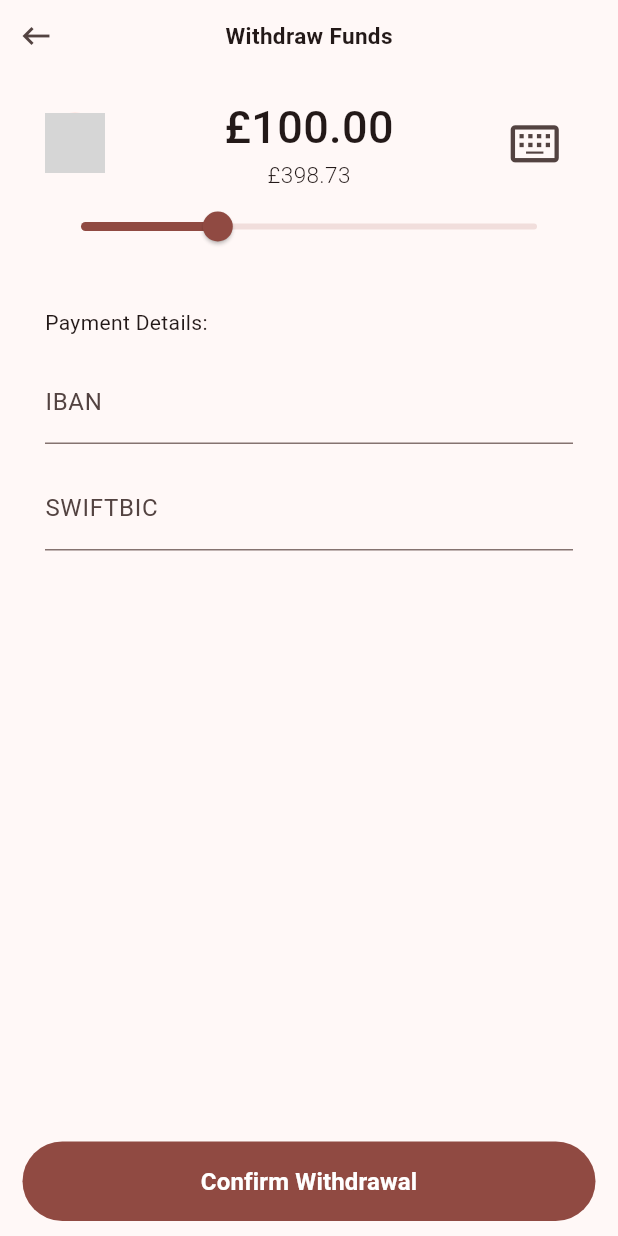
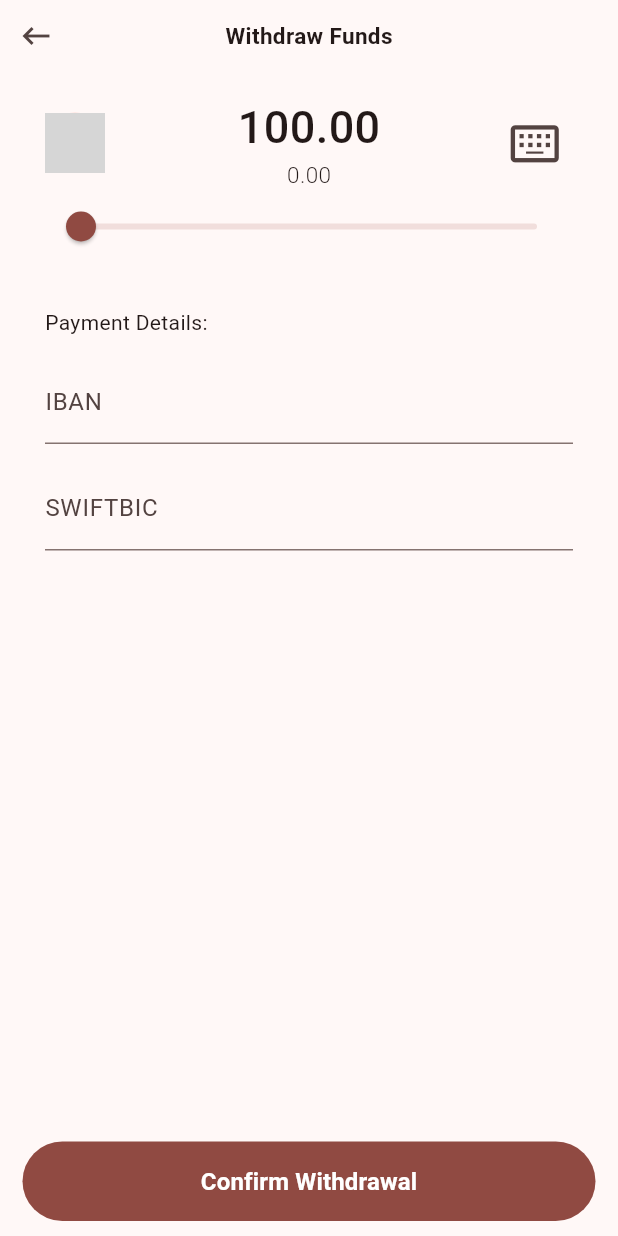
Before and after one commit to RoyalScribblz/xchange, a Flutter app: the CurrencyTile widget shown alone on an empty page, opened directly with empty values, after a tap on "0.00", after a tap on the "upload" icon, on a phone screen of 412 x 824 dp. Run offline on Flutter 3.47's test engine with Material 3 defaults, Android fonts, the phone set to English and light mode, and no system bars; our stand-ins replace flutter_bloc; missing offline and left inert: auth0_flutter; generated files the repository leaves out were written again; network calls fail; Roboto replaces fonts that are missing (HelveticaNeueInterface); grey boxes are pictures that could not be loaded.

Commit message:
withdraw and exchange keyboard

```diff
--- a/lib/presentation/pages/deposit_page/deposit_page.dart
+++ b/lib/presentation/pages/deposit_page/deposit_page.dart
@@ -138,7 +138,7 @@ class DepositPage extends StatelessWidget {
                             MaterialPageRoute(
                               builder: (_) => SuccessPage(
                                 mainText: "Deposit Successful",
-                                subText: "£${account.currency.symbol}${depositCubit.state.amount.toStringAsFixed(2)} ${account.currency.currencyCode}",
+                                subText: "${account.currency.symbol}${depositCubit.state.amount.toStringAsFixed(2)} ${account.currency.currencyCode}",
                               ),
                             ),
                           );
--- a/lib/presentation/pages/home_page/home_page.dart
+++ b/lib/presentation/pages/home_page/home_page.dart
@@ -9,7 +9,9 @@ import "../../../fonts.dart";
 import "../../controllers/accounts_cubit.dart";
 import "../../controllers/currencies_cubit.dart";
 import "../../controllers/deposit_cubit.dart";
+import "../../controllers/exchange_cubit.dart";
 import "../../controllers/user_cubit.dart";
+import "../../controllers/withdraw_cubit.dart";
 import "../common/spaced_column.dart";
 import "../deposit_page/deposit_page.dart";
 import "../exchange_page/exchange_page.dart";
@@ -136,10 +138,12 @@ class _CurrencyTileState extends State<CurrencyTile> {
           child: Row(
             children: [
               CircleAvatar(
-                backgroundImage: NetworkImage(widget.account.currency.flagImageUrl),
+                backgroundImage:
+                    NetworkImage(widget.account.currency.flagImageUrl),
               ),
               const SizedBox(width: 15),
-              Text(widget.account.currency.currencyCode, style: Fonts.neueBold(20)),
+              Text(widget.account.currency.currencyCode,
+                  style: Fonts.neueBold(20)),
               const Expanded(child: SizedBox()),
               Column(
                 children: [
@@ -164,8 +168,17 @@ class _CurrencyTileState extends State<CurrencyTile> {
                   IconButton.filled(
                     style: IconButton.styleFrom(
                         backgroundColor: theme.textTheme.bodyMedium?.color),
-                    onPressed: () async => await nav.push(MaterialPageRoute(
-                        builder: (_) => const ExchangePage())),
+                    onPressed: () async => await nav.push(
+                      MaterialPageRoute(
+                        builder: (_) => BlocProvider(
+                          create: (_) => ExchangeCubit(
+                            widget.account.currency,
+                            widget.user.localCurrency,
+                          ),
+                          child: const ExchangePage(),
+                        ),
+                      ),
+                    ),
                     icon: const Icon(Icons.swap_horiz),
                   ),
                   const Text("Exchange"),
@@ -196,8 +209,14 @@ class _CurrencyTileState extends State<CurrencyTile> {
                   IconButton.filled(
                     style: IconButton.styleFrom(
                         backgroundColor: theme.textTheme.bodyMedium?.color),
-                    onPressed: () async => await nav.push(MaterialPageRoute(
-                        builder: (_) => WithdrawPage(account: widget.account))),
+                    onPressed: () async => await nav.push(
+                      MaterialPageRoute(
+                        builder: (_) => BlocProvider(
+                          create: (_) => WithdrawCubit(),
+                          child: WithdrawPage(account: widget.account),
+                        ),
+                      ),
+                    ),
                     icon: const Icon(Icons.upload),
                   ),
                   const Text("Withdraw"),
--- a/lib/presentation/pages/withdraw_page/withdraw_page.dart
+++ b/lib/presentation/pages/withdraw_page/withdraw_page.dart
@@ -1,8 +1,10 @@
 import "package:flutter/material.dart";
+import "package:flutter_bloc/flutter_bloc.dart";
 
 import "../../../data/contracts/get_accounts_response.dart";
 import "../../../fonts.dart";
 import "../../controllers/accounts_cubit.dart";
+import "../../controllers/withdraw_cubit.dart";
 import "../exchange_page/exchange_page.dart";
 import "../exchange_success_page/exchange_success_page.dart";
 
@@ -14,8 +16,8 @@ class WithdrawPage extends StatelessWidget {
   @override
   Widget build(BuildContext context) {
     final NavigatorState nav = Navigator.of(context);
-    // final WithdrawCubit depositCubit = context.watch<WithdrawCubit>();
-    // final AccountsCubit accountsCubit = context.watch<AccountsCubit>();
+    final WithdrawCubit withdrawCubit = context.watch<WithdrawCubit>();
+    final AccountsCubit accountsCubit = context.watch<AccountsCubit>();
 
     return Scaffold(
       body: SafeArea(
@@ -49,19 +51,25 @@ class WithdrawPage extends StatelessWidget {
                   Stack(
                     alignment: Alignment.center,
                     children: [
-                      const Align(
+                      Align(
                         alignment: Alignment.centerLeft,
                         child: CircleAvatar(
-                          backgroundImage: NetworkImage(
-                              "https://upload.wikimedia.org/wikipedia/commons/thumb/a/a5/Flag_of_the_United_Kingdom_%281-2%29.svg/383px-Flag_of_the_United_Kingdom_%281-2%29.svg.png"),
+                          backgroundImage:
+                              NetworkImage(account.currency.flagImageUrl),
                         ),
                       ),
                       Align(
                         alignment: Alignment.center,
                         child: Column(
                           children: [
-                            Text("£100.00", style: Fonts.neueMedium(30)),
-                            Text("£398.73", style: Fonts.neueLight(15)),
+                            Text(
+                              "${account.currency.symbol}${withdrawCubit.state.amount.toStringAsFixed(2)}",
+                              style: Fonts.neueMedium(30),
+                            ),
+                            Text(
+                              "${account.currency.symbol}${account.balance.toStringAsFixed(2)}",
+                              style: Fonts.neueLight(15),
+                            ),
                           ],
                         ),
                       ),
@@ -75,7 +83,12 @@ class WithdrawPage extends StatelessWidget {
                       )
                     ],
                   ),
-                  Slider(value: 30, max: 100, onChanged: (_) => {}),
+                  Slider(
+                    value: withdrawCubit.state.amount,
+                    max: account.balance,
+                    onChanged: (double amount) =>
+                        withdrawCubit.setAmount(amount),
+                  ),
                   const SizedBox(height: 30),
                   const Text("Payment Details:"),
                   const SizedBox(height: 15),
@@ -91,20 +104,21 @@ class WithdrawPage extends StatelessWidget {
             ContinueButton(
               label: "Confirm Withdrawal",
               onPressed: () async {
-                // final bool success = await accountsCubit.withdraw(
-                //     account.accountId, depositCubit.state.amount);
-                //
-                // if (success) {
-                //   await nav.push(
-                //     MaterialPageRoute(
-                //       builder: (_) => const SuccessPage(
-                //         mainText: "Deposit Successful",
-                //         subText: "£${account.currency.symbol}${depositCubit.state.amount.toStringAsFixed(2)} ${account.currency.currencyCode}",
-                //       ),
-                //     ),
-                //   );
-                //   return;
-                // }
+                final bool success = await accountsCubit.withdraw(
+                    account.accountId, withdrawCubit.state.amount);
+
+                if (success) {
+                  await nav.push(
+                    MaterialPageRoute(
+                      builder: (_) => SuccessPage(
+                        mainText: "Withdraw Successful",
+                        subText:
+                            "${account.currency.symbol}${withdrawCubit.state.amount.toStringAsFixed(2)} ${account.currency.currencyCode}",
+                      ),
+                    ),
+                  );
+                  return;
+                }
 
                 if (context.mounted) {
                   await showDialog(
--- a/pubspec.yaml
+++ b/pubspec.yaml
@@ -42,6 +42,7 @@ dependencies:
   http: ^1.2.1
   flutter_bloc: ^8.1.5
   bloc_provider: ^1.0.0
+  collection: ^1.18.0
 
 dev_dependencies:
   flutter_test:
```
Also changed, not shown: lib/data/repositories/account_repository.dart (+19 -0 lines), lib/presentation/controllers/accounts_cubit.dart (+28 -0 lines), lib/presentation/controllers/cubit_models/exchange_request.dart (added, +13 -0 lines), lib/presentation/controllers/exchange_cubit.dart (added, +66 -0 lines), lib/presentation/controllers/withdraw_cubit.dart (+5 -23 lines), lib/presentation/pages/exchange_page/exchange_page.dart (+47 -16 lines), pubspec.lock, 1 other file.
